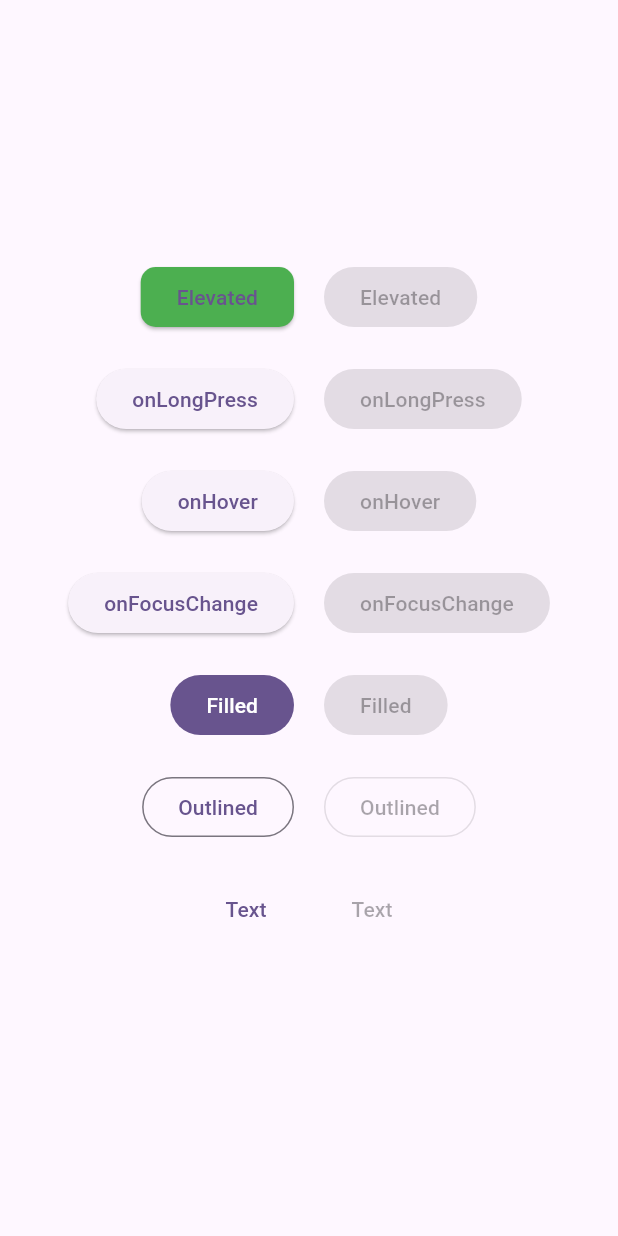
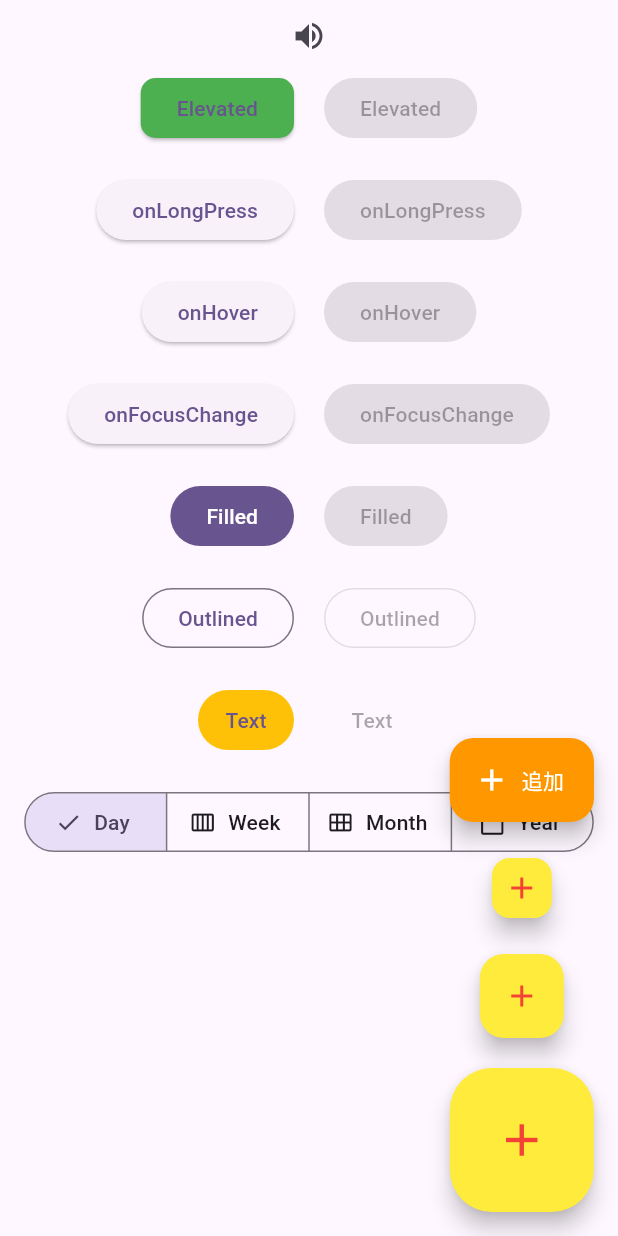
Before and after one commit to HikaruKusanagi27/eitan_app, a Flutter app: the screen it shows after launch, on a phone screen of 412 x 824 dp. Run offline on Flutter 3.47's test engine with Material 3 defaults, Android fonts, the phone set to English and light mode, and no system bars.

Commit message:
buttonの追加

```diff
--- a/lib/page/button.dart
+++ b/lib/page/button.dart
@@ -3,16 +3,23 @@
 // 行動変更は不要とAIに指示するように作業する
 // プロパティを定義したらどのような変化をするかを考えながら作業する
 
+enum Calendar {day, week, month, year}
 class ButtonPage extends StatelessWidget {
   const ButtonPage({super.key});
 
   @override
   Widget build(BuildContext context) {
     return Scaffold(
-      body: Center(
+      body: ListView(
+        children: [
+          Center(
             child: Column(
               mainAxisAlignment: MainAxisAlignment.center,
               children: [
+              IconButton(
+            icon: const Icon(Icons.volume_up),
+            onPressed: () {},
+          ),
             Row(
               mainAxisAlignment: MainAxisAlignment.center,
               children: [
@@ -95,15 +102,114 @@ class ButtonPage extends StatelessWidget {
             Row(
               mainAxisAlignment: MainAxisAlignment.center,
               children: [
-              TextButton(onPressed: () {}, child: const Text("Text"),),
+                TextButton(
+                  onPressed: () {},
+                  style: ButtonStyle(backgroundColor: WidgetStateProperty.all(Colors.amber)), child: const Text("Text"),
+                  ),
                 SizedBox(width: 20),
                 TextButton(onPressed: null, child: const Text("Text"),),
               ],
             ),
             SizedBox(height: 20),
+            SingleChoice(),
             ],
           ),
+        ),
+      ],
+    ),
+      floatingActionButton: Column(
+        mainAxisAlignment: MainAxisAlignment.end,
+        children: [
+          SizedBox(height: 20),
+          FloatingActionButton.extended(
+            onPressed: () {},
+            tooltip: '追加',
+            foregroundColor: Colors.white,
+            backgroundColor: Colors.orange,
+            focusColor: Colors.green,
+            splashColor: Colors.blue,
+            icon: Icon(Icons.add),
+            label: Text('追加'),
+          ),
+          SizedBox(height: 20),
+          FloatingActionButton.small(
+            onPressed: () {},
+            tooltip: '追加',
+            foregroundColor: Colors.red,
+            backgroundColor: Colors.yellow,
+            focusColor: Colors.green,
+            splashColor: Colors.blue,
+            child: Icon(Icons.add),
+          ),
+          SizedBox(height: 20),
+          FloatingActionButton(
+            onPressed: () {},
+            tooltip: '追加',
+            foregroundColor: Colors.red,
+            backgroundColor: Colors.yellow,
+            focusColor: Colors.green,
+            splashColor: Colors.blue,
+            child: Icon(Icons.add),
+          ),
+          SizedBox(height: 20),
+            FloatingActionButton.large(
+            onPressed: () {},
+            tooltip: '追加',
+            foregroundColor: Colors.red,
+            backgroundColor: Colors.yellow,
+            focusColor: Colors.green,
+            splashColor: Colors.blue,
+            child: Icon(Icons.add),
+          ),
+        ],
       ),
     );
   }
 }
+
+
+class SingleChoice extends StatefulWidget {
+  const SingleChoice({super.key});
+
+  @override
+  State<SingleChoice> createState() => _SingleChoiceState();
+}
+
+class _SingleChoiceState extends State<SingleChoice> {
+  Calendar calendarView = Calendar.day;
+
+  @override
+  Widget build(BuildContext context) {
+    return SegmentedButton<Calendar>(
+      segments: const <ButtonSegment<Calendar>>[
+        ButtonSegment<Calendar>(
+          value: Calendar.day,
+          label: Text('Day'),
+          icon: Icon(Icons.calendar_view_day),
+        ),
+        ButtonSegment<Calendar>(
+          value: Calendar.week,
+          label: Text('Week'),
+          icon: Icon(Icons.calendar_view_week),
+        ),
+        ButtonSegment<Calendar>(
+          value: Calendar.month,
+          label: Text('Month'),
+          icon: Icon(Icons.calendar_view_month),
+        ),
+        ButtonSegment<Calendar>(
+          value: Calendar.year,
+          label: Text('Year'),
+          icon: Icon(Icons.calendar_today),
+        ),
+      ],
+      selected: <Calendar>{calendarView},
+      onSelectionChanged: (Set<Calendar> newSelection) {
+        setState(() {
+
+          calendarView = newSelection.first;
+        });
+      },
+    );
+  }
+}
```
Lines whose indentation alone changed are shown as unchanged.
